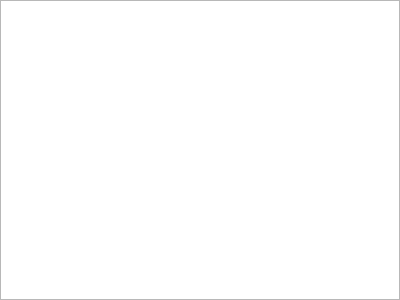
Old version of the form source/client/ui/hosts/router_status_widget.ui in the repository dchapyshev/aspia.
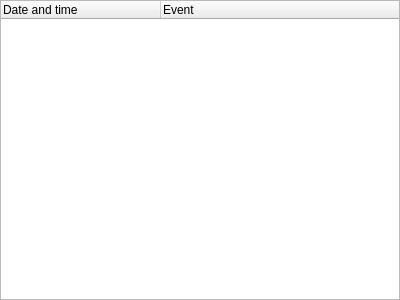
New version of the form.

The edit to the form file:
```diff
--- a/source/client/ui/hosts/router_status_widget.ui
+++ b/source/client/ui/hosts/router_status_widget.ui
@@ -24,10 +24,29 @@
     <number>0</number>
    </property>
    <item>
-    <widget class="QPlainTextEdit" name="edit_status">
-     <property name="readOnly">
+    <widget class="QTreeWidget" name="tree_events">
+     <property name="rootIsDecorated">
+      <bool>false</bool>
+     </property>
+     <property name="uniformRowHeights">
       <bool>true</bool>
      </property>
+     <property name="itemsExpandable">
+      <bool>false</bool>
+     </property>
+     <attribute name="headerDefaultSectionSize">
+      <number>160</number>
+     </attribute>
+     <column>
+      <property name="text">
+       <string>Date and time</string>
+      </property>
+     </column>
+     <column>
+      <property name="text">
+       <string>Event</string>
+      </property>
+     </column>
     </widget>
    </item>
   </layout>
```
